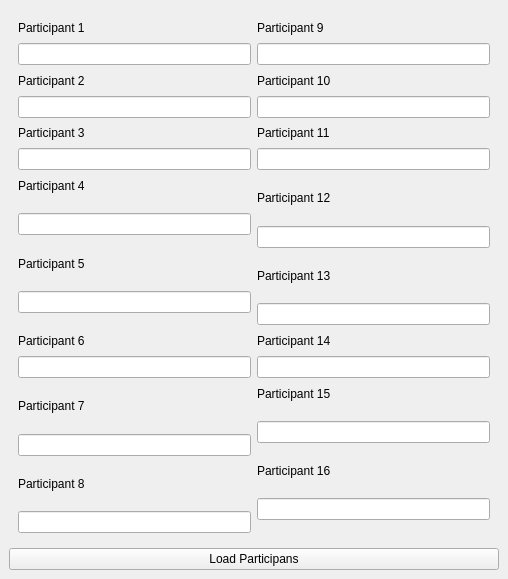
This is participant_raw.ui in nikolasribeiro/PositionBoard as Qt 5 draws it before an edit. The edited form follows.
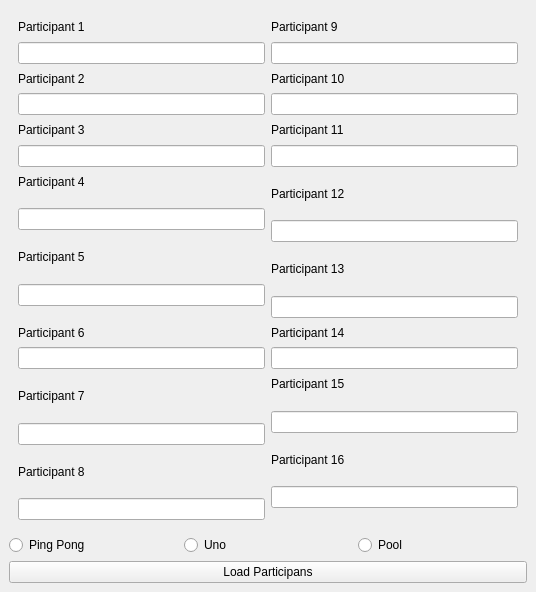
This is the edited form.

Commit message: adding new sports and edit the main gui and participants gui

Diff of the .ui file:
```diff
--- a/participant_raw.ui
+++ b/participant_raw.ui
@@ -6,8 +6,8 @@
    <rect>
     <x>0</x>
     <y>0</y>
-    <width>508</width>
-    <height>579</height>
+    <width>536</width>
+    <height>592</height>
    </rect>
   </property>
   <property name="windowTitle">
@@ -245,6 +245,31 @@
         </layout>
        </widget>
       </item>
+      <item>
+       <layout class="QHBoxLayout" name="horizontalLayout_2">
+        <item>
+         <widget class="QRadioButton" name="rb_ping_pong">
+          <property name="text">
+           <string>Ping Pong</string>
+          </property>
+         </widget>
+        </item>
+        <item>
+         <widget class="QRadioButton" name="rb_uno">
+          <property name="text">
+           <string>Uno</string>
+          </property>
+         </widget>
+        </item>
+        <item>
+         <widget class="QRadioButton" name="rb_pool">
+          <property name="text">
+           <string>Pool</string>
+          </property>
+         </widget>
+        </item>
+       </layout>
+      </item>
       <item>
        <widget class="QPushButton" name="btn_add">
         <property name="text">
```
The commit also changes 8 other files.
